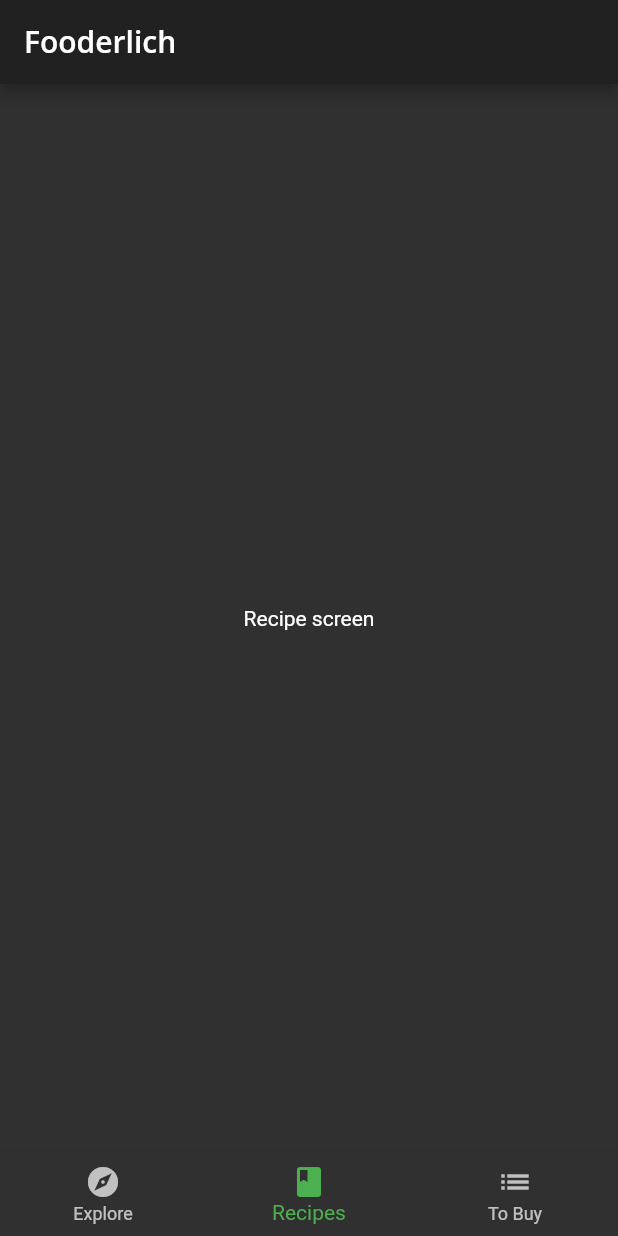
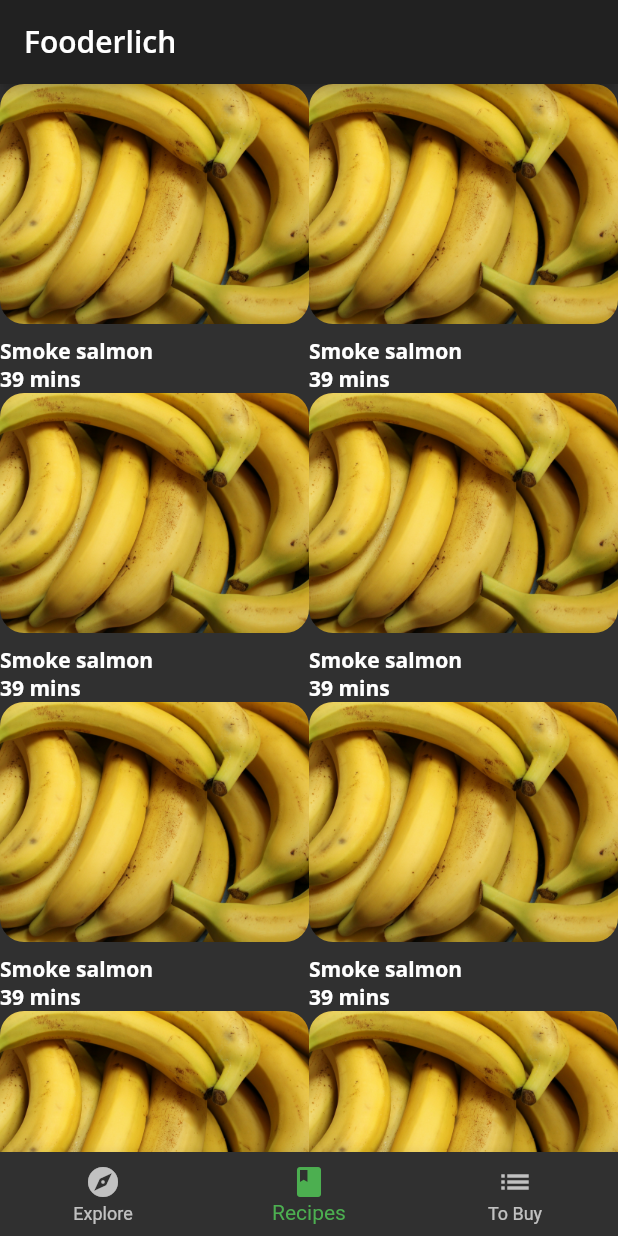
Before and after one commit to pumpkinsoft88/flutter_food_recipe, a Flutter app: the screen it shows after launch, item 2 of the bottom bar chosen, on a phone screen of 412 x 824 dp. Run offline on Flutter 3.47's test engine with Material 2 defaults, Android fonts, the phone set to English and light mode, and no system bars; our stand-ins replace google_fonts.

Commit message:
2nd commit

```diff
--- a/lib/components/components.dart
+++ b/lib/components/components.dart
@@ -5,3 +5,5 @@ export 'card3.dart';
 export 'circle_image.dart';
 export 'today_recipe_list_view.dart';
 export 'friend_post_tile.dart';
+export 'recipe_thumbnail.dart';
+export 'recipes_grid_view.dart';
--- /dev/null
+++ b/lib/components/recipe_thumbnail.dart
@@ -0,0 +1,27 @@
+import 'package:flutter/material.dart';
+
+class RecipeThubmnail extends StatelessWidget {
+  const RecipeThubmnail({super.key});
+
+  @override
+  Widget build(BuildContext context) {
+    return Column(
+      crossAxisAlignment: CrossAxisAlignment.start,
+      children: [
+        Expanded(
+          child: ClipRRect(
+              borderRadius: BorderRadius.circular(16),
+              child: Image.asset(
+                'assets/food_pics/food_banana.jpg',
+                fit: BoxFit.cover,
+              )),
+        ),
+        const SizedBox(
+          height: 8,
+        ),
+        Text('Smoke salmon', style: Theme.of(context).textTheme.bodyText1),
+        Text('39 mins', style: Theme.of(context).textTheme.bodyText1),
+      ],
+    );
+  }
+}
--- /dev/null
+++ b/lib/components/recipes_grid_view.dart
@@ -0,0 +1,18 @@
+import 'package:flutter/material.dart';
+
+import 'components.dart';
+
+class RecipesGridView extends StatelessWidget {
+  const RecipesGridView({super.key});
+
+  @override
+  Widget build(BuildContext context) {
+    return GridView.builder(
+      gridDelegate:
+          const SliverGridDelegateWithFixedCrossAxisCount(crossAxisCount: 2),
+      itemBuilder: (BuildContext context, int index) {
+        return const RecipeThubmnail();
+      },
+    );
+  }
+}
--- a/lib/screen/recipe_screen.dart
+++ b/lib/screen/recipe_screen.dart
@@ -14,11 +14,11 @@ class RecipesScreen extends StatelessWidget {
     return FutureBuilder<Object>(
         future: mockFooderlichService.getRecipes(),
         builder: (context, snapshot) {
-          if (snapshot.connectionState == ConnectionState.done) {
-            return const Center(child: Text('Recipe screen'));
-          } else {
-            return const Center(child: CircularProgressIndicator());
-          }
+          // if (snapshot.connectionState == ConnectionState.done) {
+          return const RecipesGridView();
+          // } else {
+          // return const Center(child: CircularProgressIndicator());
+          // }
         });
   }
 }
```
